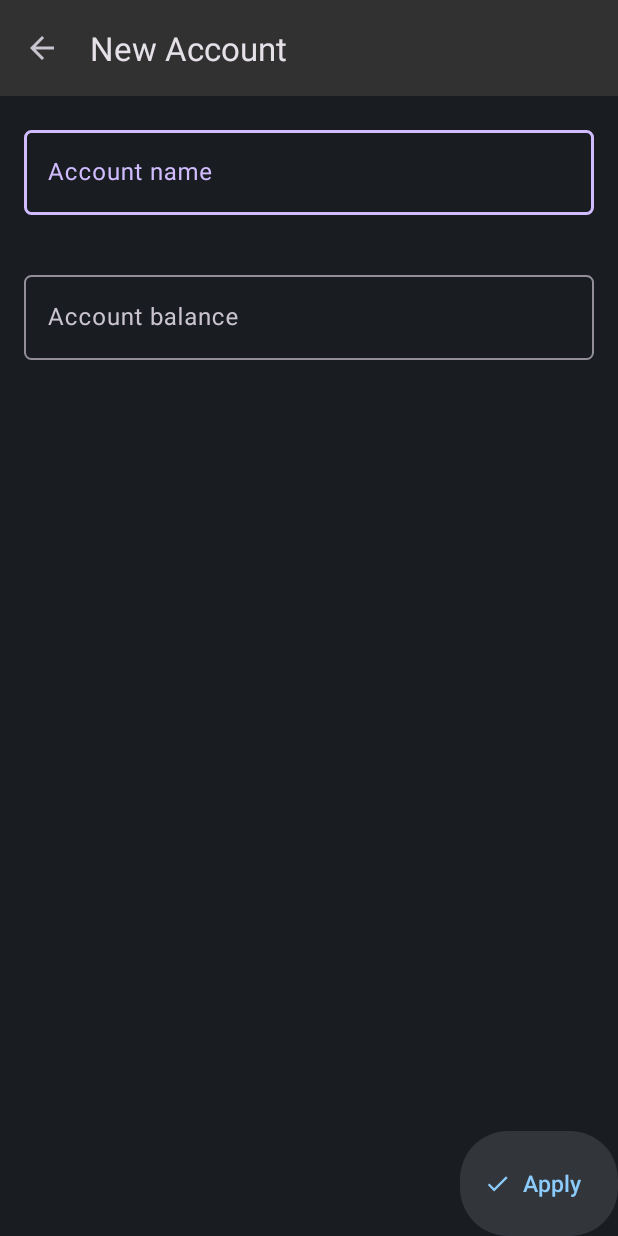
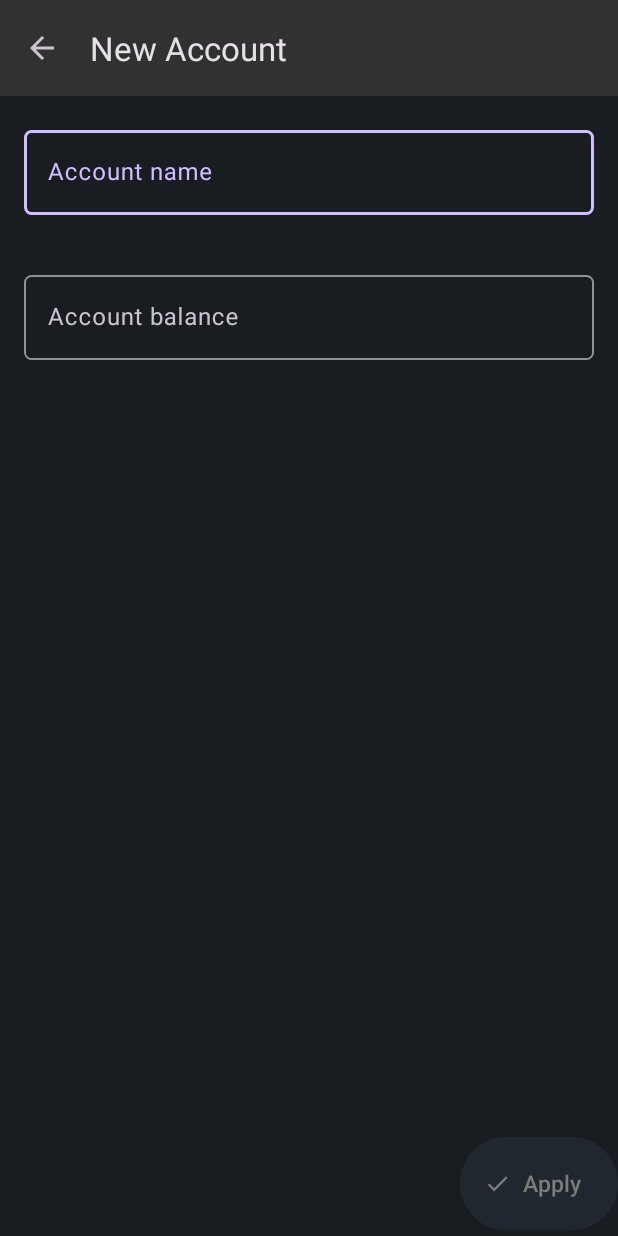
Before and after one commit to araymondmiracosta/Finance, an Android app: the NewAccountActivity screen opened directly, with no data from a screen before it, on a phone screen of 412 x 824 dp. Run offline under Robolectric (Android 15) with nearby library versions, the phone set to English and light mode, and no system bars.

Commit message:
Fix material button colours

```diff
--- /dev/null
+++ b/app/src/main/res/color/generic_button_backgroundcolor_selector.xml
@@ -0,0 +1,5 @@
+<?xml version="1.0" encoding="utf-8"?>
+<selector xmlns:android="http://schemas.android.com/apk/res/android">
+    <item android:state_enabled="true" android:color="@color/buttonBackgroundTint"/>
+    <item android:state_enabled="false" android:color="@color/buttonBackgroundTintDisabled"/>
+</selector>
--- /dev/null
+++ b/app/src/main/res/color/generic_button_textcolor_selector.xml
@@ -0,0 +1,5 @@
+<?xml version="1.0" encoding="utf-8"?>
+<selector xmlns:android="http://schemas.android.com/apk/res/android">
+    <item android:state_enabled="true" android:color="@color/buttonTextColor"/>
+    <item android:state_enabled="false" android:color="@color/buttonTextColorDisabled"/>
+</selector>
--- a/app/src/main/res/layout/activity_main.xml
+++ b/app/src/main/res/layout/activity_main.xml
@@ -36,9 +36,7 @@
 
         <Button
             android:id="@+id/buttonOne"
-            style="@style/button_style"
-            android:background="@drawable/button"
-            android:backgroundTint="@color/buttonBackgroundTint"
+            style="@style/generic_button_style"
             android:layout_width="wrap_content"
             android:layout_height="wrap_content"
             android:layout_gravity="right|bottom"
--- a/app/src/main/res/layout/activity_newaccount.xml
+++ b/app/src/main/res/layout/activity_newaccount.xml
@@ -79,8 +79,7 @@
 
      <Button
         android:id="@+id/applyButton"
-        style="@style/button_style"
-        android:background="@drawable/button"
+        style="@style/generic_button_style"
         android:layout_width="wrap_content"
         android:layout_height="wrap_content"
         android:layout_gravity="right|bottom"
--- a/app/src/main/res/values/button_style.xml
+++ /dev/null
@@ -1,9 +0,0 @@
-<resources xmlns:android="http://schemas.android.com/apk/res/android">
-    <style name="button_style" parent="Widget.Material3.Button.ElevatedButton.Icon">
-        <item name="android:background">@drawable/button</item>
-        <item name="android:buttonStyle">@drawable/button</item>
-        <item name="android:textColor">@color/buttonTextColor</item>
-        <item name="android:backgroundTint">@color/buttonBackgroundTint</item>
-        <item name="iconTint">@color/buttonTextColor</item>
-    </style>
-</resources>
--- a/app/src/main/res/values/colors.xml
+++ b/app/src/main/res/values/colors.xml
@@ -7,4 +7,7 @@
     <color name="buttonBackgroundTint">#29313a</color>
     <color name="buttonBackgroundTintPressed">#3a414a</color>
     <color name="buttonTextColor">#8cccfc</color>
+
+    <color name="buttonBackgroundTintDisabled">#20272e</color>
+    <color name="buttonTextColorDisabled">#7c7c7c</color>
 </resources>
--- /dev/null
+++ b/app/src/main/res/values/generic_button_style.xml
@@ -0,0 +1,9 @@
+<resources xmlns:android="http://schemas.android.com/apk/res/android">
+    <style name="generic_button_style" parent="Widget.Material3.Button.ElevatedButton.Icon">
+<!--        <item name="android:background">@drawable/button</item> -->
+<!--        <item name="android:buttonStyle">@drawable/button</item> -->
+        <item name="android:textColor">@color/generic_button_textcolor_selector</item>
+        <item name="android:backgroundTint">@color/generic_button_backgroundcolor_selector</item>
+        <item name="iconTint">@color/generic_button_textcolor_selector</item>
+    </style>
+</resources>
--- a/app/src/main/res/values/themes.xml
+++ b/app/src/main/res/values/themes.xml
@@ -5,6 +5,5 @@
         <item name="android:navigationBarColor">@color/backgroundDark</item>
         <item name="actionBarStyle">@color/backgroundBarDark</item>
         <item name="android:windowBackground">@color/backgroundDark</item>
-        <item name="android:button">@color/buttonTextColor</item>
     </style>
 </resources>
```
